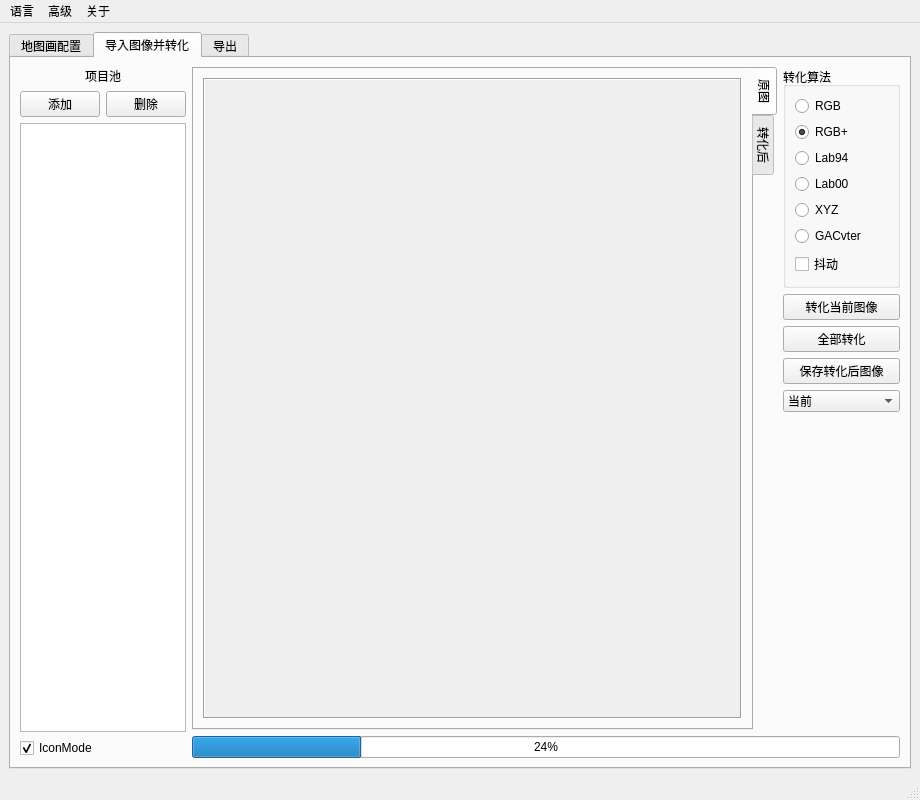
First picture: the form in SlopeCraft/SCWind.ui, repository SlopeCraft/SlopeCraft, before the edit.
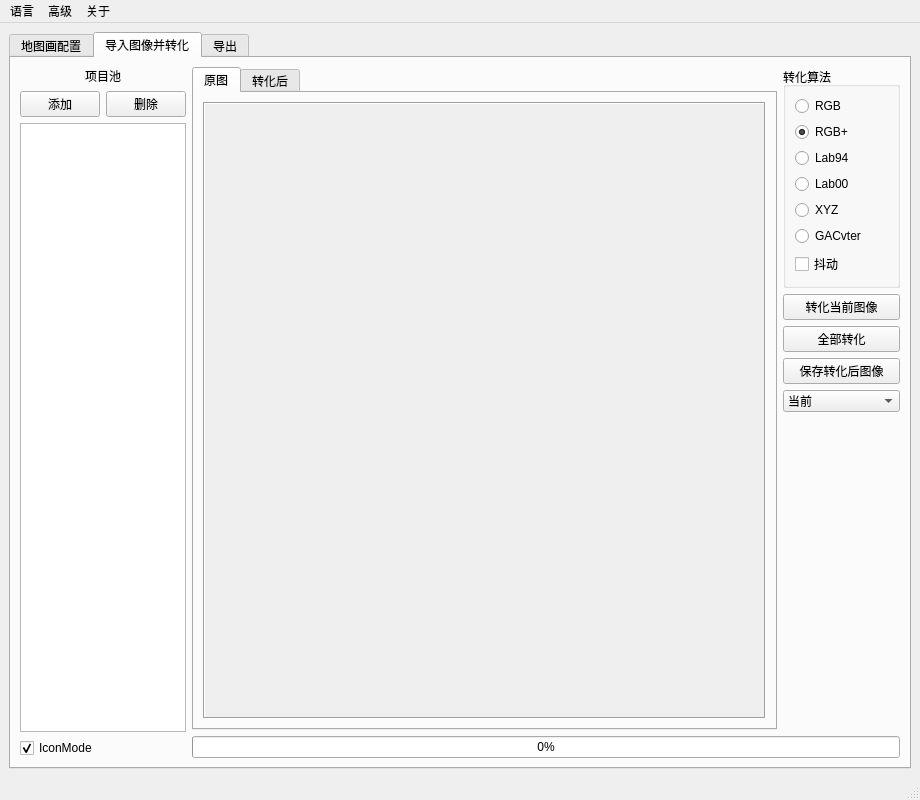
Second picture: the form after the edit. The open tabs and pages were chosen to show the change. Custom widgets are drawn as their Qt base class.

Commit message: show progress during convertion

The edit to the form file:
```diff
--- a/SlopeCraft/SCWind.ui
+++ b/SlopeCraft/SCWind.ui
@@ -329,7 +329,7 @@
            </size>
           </property>
           <property name="tabPosition">
-           <enum>QTabWidget::East</enum>
+           <enum>QTabWidget::North</enum>
           </property>
           <property name="tabShape">
            <enum>QTabWidget::Rounded</enum>
@@ -337,6 +337,18 @@
           <property name="currentIndex">
            <number>0</number>
           </property>
+          <property name="elideMode">
+           <enum>Qt::ElideNone</enum>
+          </property>
+          <property name="documentMode">
+           <bool>false</bool>
+          </property>
+          <property name="tabsClosable">
+           <bool>false</bool>
+          </property>
+          <property name="tabBarAutoHide">
+           <bool>false</bool>
+          </property>
           <widget class="QWidget" name="tab_4">
            <attribute name="title">
             <string>原图</string>
@@ -542,7 +554,7 @@
         <item row="6" column="1" colspan="3">
          <widget class="QProgressBar" name="pbar_cvt">
           <property name="value">
-           <number>24</number>
+           <number>0</number>
           </property>
          </widget>
         </item>
```
Left out of the diff: 6 changed lines with no effect on the pictures. The commit also changes 2 other files.
